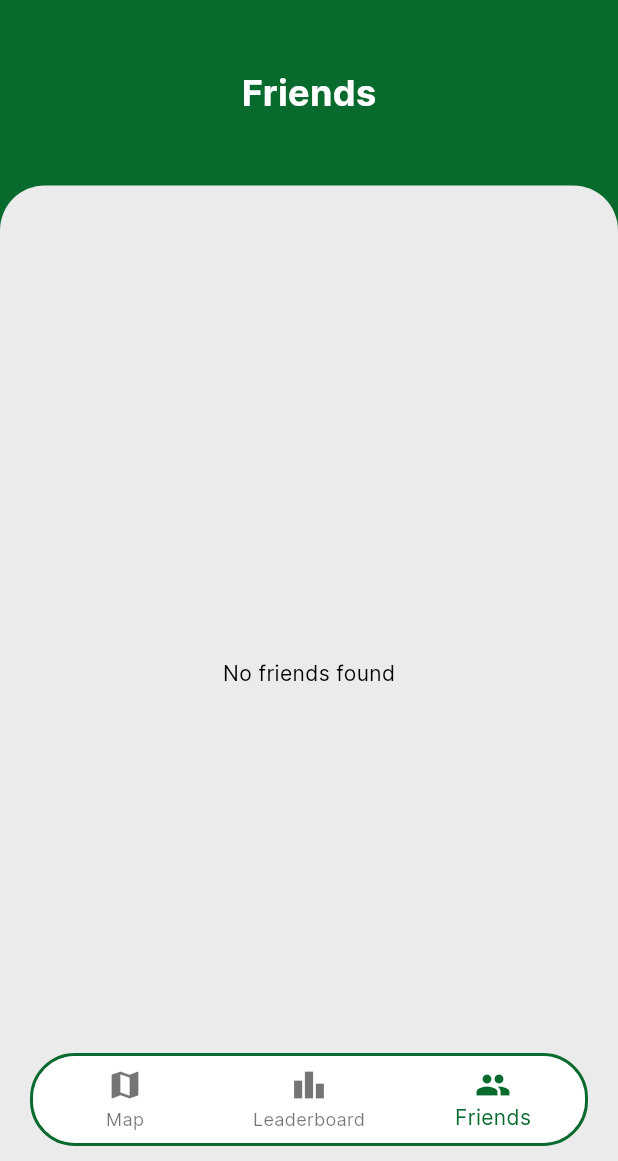
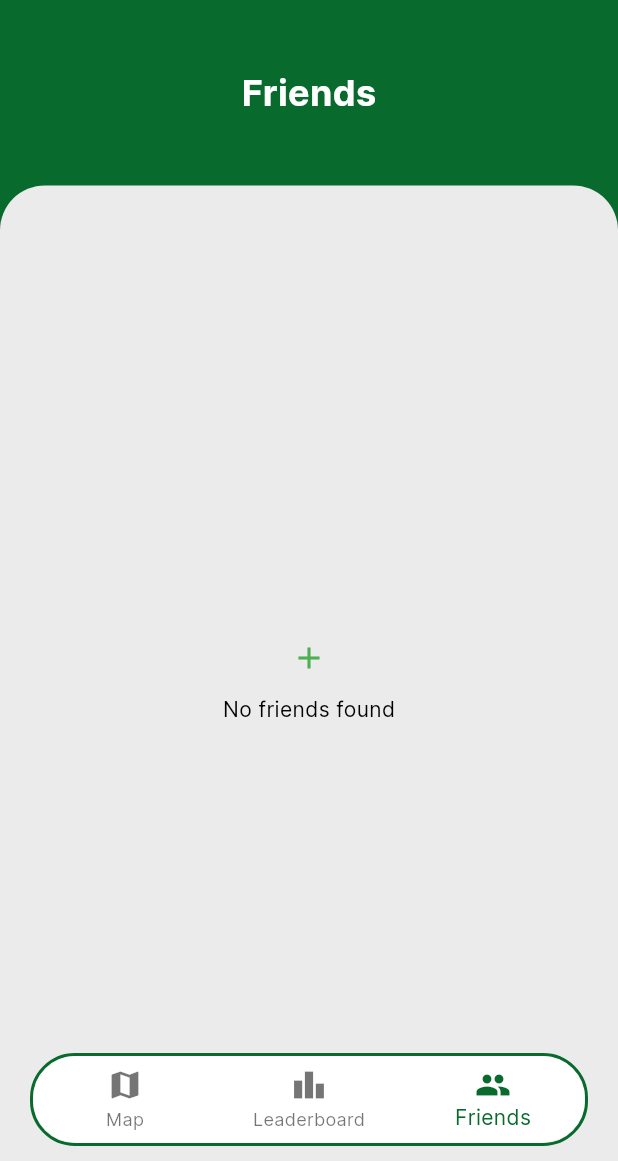
Before and after one commit to NHL-P4-INF1C/WalkSmarter, a Flutter app: the MyFriendsPage screen opened by its route, on a phone screen of 412 x 824 dp, the part 75-1236 px from its top. Run offline on Flutter 3.47's test engine with Material 3 defaults, Android fonts, the phone set to English and light mode, and no system bars; our stand-ins replace flutter_dotenv, flutter_secure_storage, image_picker, pocketbase; accounts and stored records are empty; network calls fail.

```diff
--- a/lib/friendspage.dart
+++ b/lib/friendspage.dart
@@ -30,7 +30,7 @@ class _FriendsPageState extends State<MyFriendsPage> {
       };
       final updatedRecord = await pb
           .collection('users')
-          .update(pb.authStore.model.id, body: body);
+          .update(pb.authStore.model['id'], body: body);
 
       print('Friend removed successfully: $updatedRecord');
     } catch (e) {
@@ -165,7 +165,21 @@ class _FriendsPageState extends State<MyFriendsPage> {
                                 child: Text('Error: ${snapshot.error}'));
                           } else if (!snapshot.hasData ||
                               snapshot.data!.isEmpty) {
-                            return Center(child: Text('No friends found'));
+                            return Center(
+                              child: Column(
+                                mainAxisAlignment: MainAxisAlignment.center,
+                                children: [
+                                  IconButton(
+                                    icon: Icon(Icons.add,
+                                        size: 24, color: Colors.green),
+                                    onPressed: () async {
+                                      //addFriend();
+                                    },
+                                  ),
+                                  Text('No friends found')
+                                ],
+                              ),
+                            );
                           } else {
                             final friends = snapshot.data!;
                             return ListView.builder(
@@ -216,6 +230,14 @@ class _FriendsPageState extends State<MyFriendsPage> {
                                           children: [
                                             SizedBox(width: 10),
                                             IconButton(
+                                              icon: Icon(Icons.add,
+                                                  size: 24,
+                                                  color: Colors.green),
+                                              onPressed: () async {
+                                                // Implement the onPressed functionality here
+                                              },
+                                            ),
+                                            IconButton(
                                               icon: Icon(Icons.delete,
                                                   size: 24, color: Colors.red),
                                               onPressed: () async {
@@ -238,7 +260,7 @@ class _FriendsPageState extends State<MyFriendsPage> {
                           }
                         },
                       ),
-                    ),
+                    )
                   ],
                 ),
               ),
```
